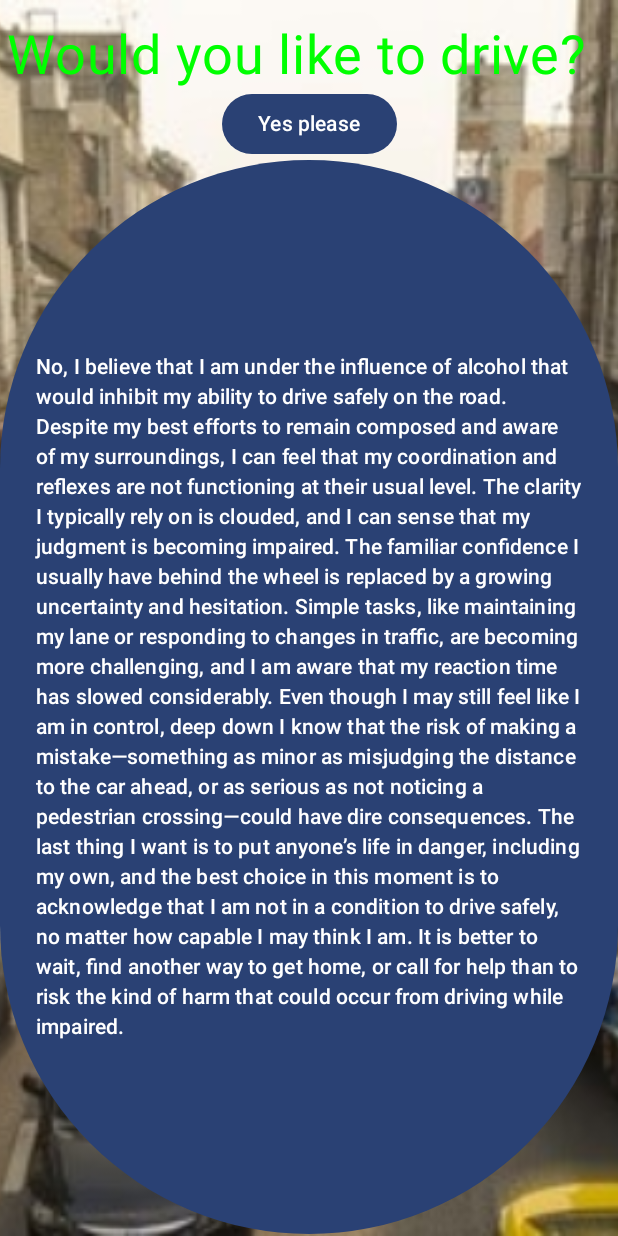
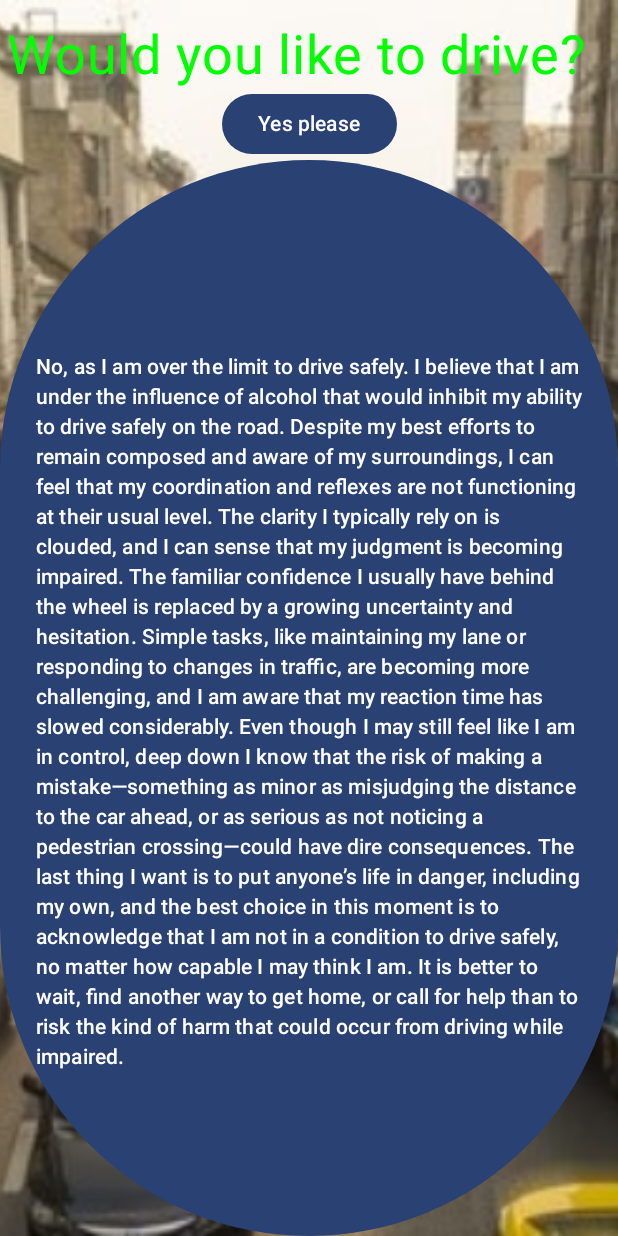
Before and after one commit to LeightonGinty/AlcoGotchi, an Android app built with Jetpack Compose: the DrivingActivity screen opened directly, with no data from a screen before it, on a phone screen of 412 x 824 dp. Run offline under Robolectric (Android 15) with nearby library versions, the phone set to English and light mode, and no system bars; network calls fail.

Commit message:
Improve disclaimer

```diff
--- a/app/src/main/java/com/example/alcagotchi/DrivingActivity.kt
+++ b/app/src/main/java/com/example/alcagotchi/DrivingActivity.kt
@@ -117,7 +117,7 @@ fun DrivingOptions(viewModel: DrivingViewModel, modifier: Modifier = Modifier) {
             Text("Yes please")
         }
         Button(onClick = { context.finish() }) {
-            Text("\n\n\n\n\n\nNo, I believe that I am under the influence of alcohol that would inhibit my ability to drive safely on the road. Despite my best efforts to remain composed and aware of my surroundings, I can feel that my coordination and reflexes are not functioning at their usual level. The clarity I typically rely on is clouded, and I can sense that my judgment is becoming impaired. The familiar confidence I usually have behind the wheel is replaced by a growing uncertainty and hesitation. Simple tasks, like maintaining my lane or responding to changes in traffic, are becoming more challenging, and I am aware that my reaction time has slowed considerably. Even though I may still feel like I am in control, deep down I know that the risk of making a mistake—something as minor as misjudging the distance to the car ahead, or as serious as not noticing a pedestrian crossing—could have dire consequences. The last thing I want is to put anyone’s life in danger, including my own, and the best choice in this moment is to acknowledge that I am not in a condition to drive safely, no matter how capable I may think I am. It is better to wait, find another way to get home, or call for help than to risk the kind of harm that could occur from driving while impaired.\n" +
+            Text("\n\n\n\n\n\nNo, as I am over the limit to drive safely. I believe that I am under the influence of alcohol that would inhibit my ability to drive safely on the road. Despite my best efforts to remain composed and aware of my surroundings, I can feel that my coordination and reflexes are not functioning at their usual level. The clarity I typically rely on is clouded, and I can sense that my judgment is becoming impaired. The familiar confidence I usually have behind the wheel is replaced by a growing uncertainty and hesitation. Simple tasks, like maintaining my lane or responding to changes in traffic, are becoming more challenging, and I am aware that my reaction time has slowed considerably. Even though I may still feel like I am in control, deep down I know that the risk of making a mistake—something as minor as misjudging the distance to the car ahead, or as serious as not noticing a pedestrian crossing—could have dire consequences. The last thing I want is to put anyone’s life in danger, including my own, and the best choice in this moment is to acknowledge that I am not in a condition to drive safely, no matter how capable I may think I am. It is better to wait, find another way to get home, or call for help than to risk the kind of harm that could occur from driving while impaired.\n" +
                     "\n" +
                     "\n" +
                     "\n\n\n")
```
